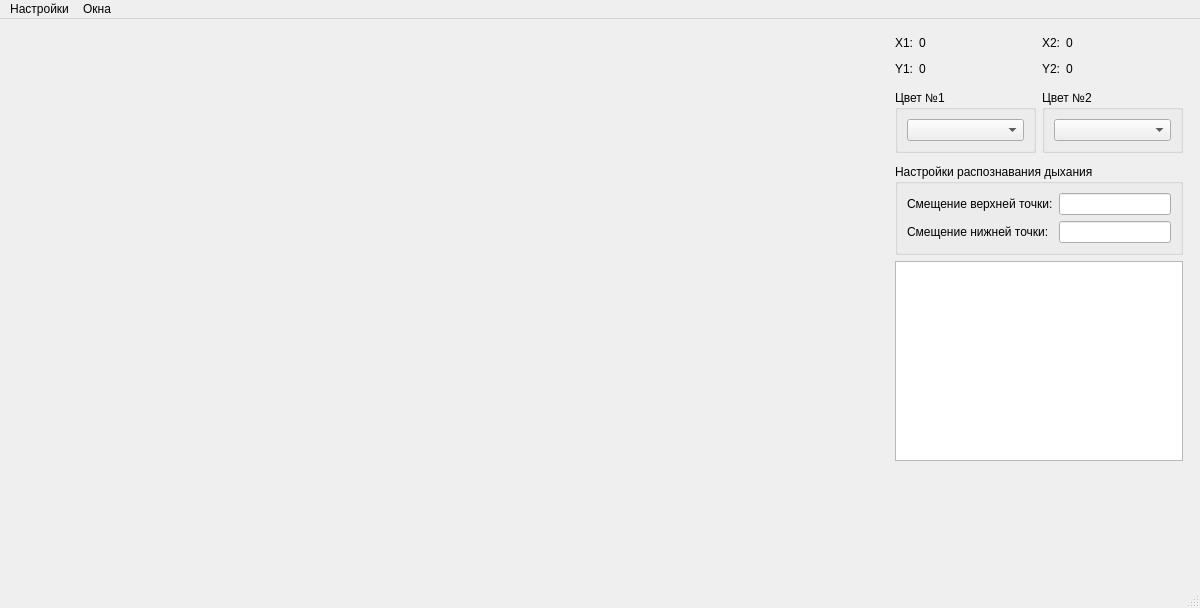
Old version of the form data/ui/main_window.ui in the repository gg-master/VISDOM_project.
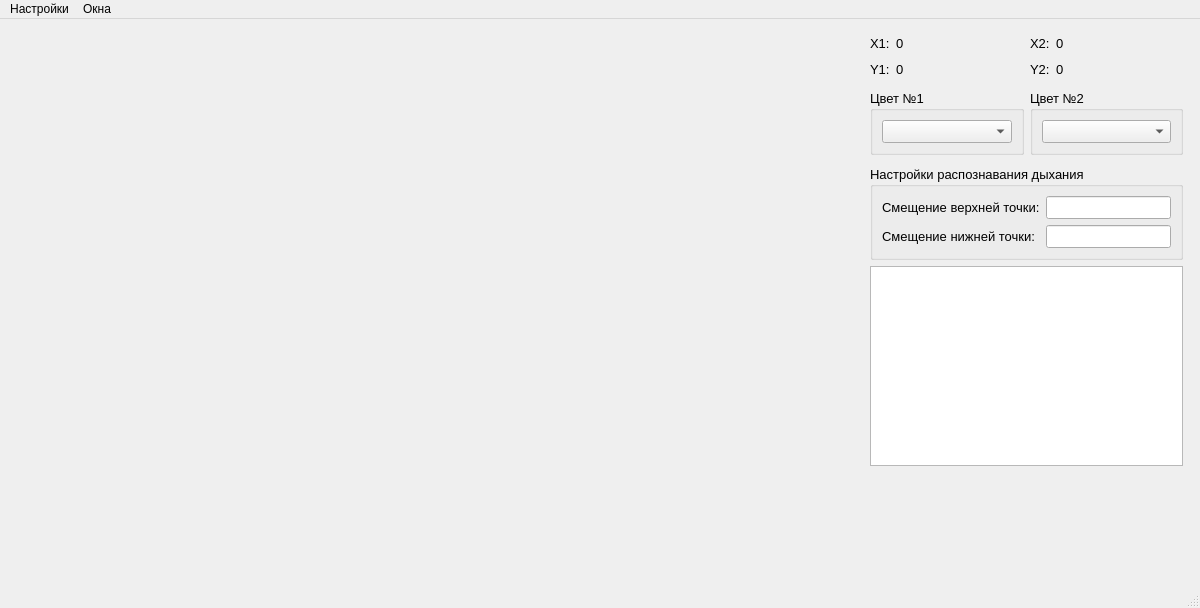
New version of the form. Custom widgets are drawn as their Qt base class.

Commit message: Подправил баги в окне настроек цветового диапазона. Добавил несколько новых всплывающих подтверждений/уведомлений, а также кнопку сброса значений в начальные. В главном окне добавил изменение координат двух точек при их перемещении.

Patch:
```diff
--- a/data/ui/main_window.ui
+++ b/data/ui/main_window.ui
@@ -58,6 +58,11 @@
             <height>20</height>
            </size>
           </property>
+          <property name="font">
+           <font>
+            <pointsize>10</pointsize>
+           </font>
+          </property>
           <property name="text">
            <string>Y1:</string>
           </property>
@@ -77,6 +82,11 @@
             <height>20</height>
            </size>
           </property>
+          <property name="font">
+           <font>
+            <pointsize>10</pointsize>
+           </font>
+          </property>
           <property name="text">
            <string>X1:</string>
           </property>
@@ -90,6 +100,11 @@
             <verstretch>0</verstretch>
            </sizepolicy>
           </property>
+          <property name="font">
+           <font>
+            <pointsize>10</pointsize>
+           </font>
+          </property>
           <property name="text">
            <string>X2:</string>
           </property>
@@ -97,6 +112,11 @@
         </item>
         <item row="0" column="1">
          <widget class="QLabel" name="val_x1">
+          <property name="font">
+           <font>
+            <pointsize>10</pointsize>
+           </font>
+          </property>
           <property name="text">
            <string>0</string>
           </property>
@@ -104,13 +124,23 @@
         </item>
         <item row="0" column="3">
          <widget class="QLabel" name="val_x2">
+          <property name="font">
+           <font>
+            <pointsize>10</pointsize>
+           </font>
+          </property>
           <property name="text">
            <string>0</string>
           </property>
          </widget>
         </item>
         <item row="1" column="1">
-         <widget class="QLabel" name="val_y2_2">
+         <widget class="QLabel" name="val_y1">
+          <property name="font">
+           <font>
+            <pointsize>10</pointsize>
+           </font>
+          </property>
           <property name="text">
            <string>0</string>
           </property>
@@ -124,6 +154,11 @@
             <verstretch>0</verstretch>
            </sizepolicy>
           </property>
+          <property name="font">
+           <font>
+            <pointsize>10</pointsize>
+           </font>
+          </property>
           <property name="text">
            <string>Y2:</string>
           </property>
@@ -131,6 +166,11 @@
         </item>
         <item row="1" column="3">
          <widget class="QLabel" name="val_y2">
+          <property name="font">
+           <font>
+            <pointsize>10</pointsize>
+           </font>
+          </property>
           <property name="text">
            <string>0</string>
           </property>
@@ -158,6 +198,11 @@
        <layout class="QHBoxLayout" name="horizontalLayout">
         <item>
          <widget class="QGroupBox" name="groupBox_2">
+          <property name="font">
+           <font>
+            <pointsize>10</pointsize>
+           </font>
+          </property>
           <property name="title">
            <string>Цвет №1</string>
           </property>
@@ -167,6 +212,11 @@
              <property name="enabled">
               <bool>true</bool>
              </property>
+             <property name="font">
+              <font>
+               <pointsize>10</pointsize>
+              </font>
+             </property>
              <property name="editable">
               <bool>false</bool>
              </property>
@@ -183,12 +233,22 @@
         </item>
         <item>
          <widget class="QGroupBox" name="groupBox_3">
+          <property name="font">
+           <font>
+            <pointsize>10</pointsize>
+           </font>
+          </property>
           <property name="title">
            <string>Цвет №2</string>
           </property>
           <layout class="QHBoxLayout" name="horizontalLayout_3">
            <item>
             <widget class="ComboBoxPDrDwSi" name="curr_color_2">
+             <property name="font">
+              <font>
+               <pointsize>10</pointsize>
+              </font>
+             </property>
              <property name="placeholderText">
               <string>Выберите цвет</string>
              </property>
@@ -217,6 +277,11 @@
       </item>
       <item>
        <widget class="QGroupBox" name="groupBox">
+        <property name="font">
+         <font>
+          <pointsize>10</pointsize>
+         </font>
+        </property>
         <property name="title">
          <string>Настройки распознавания дыхания</string>
         </property>
```
The commit also changes 6 other files.
